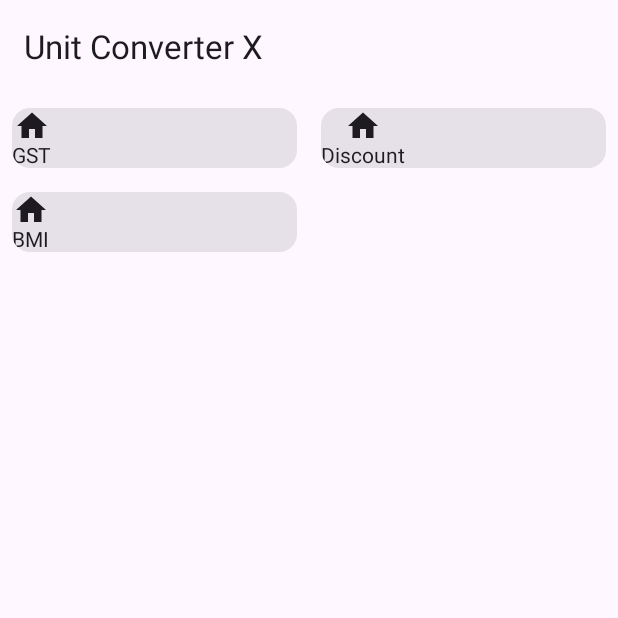
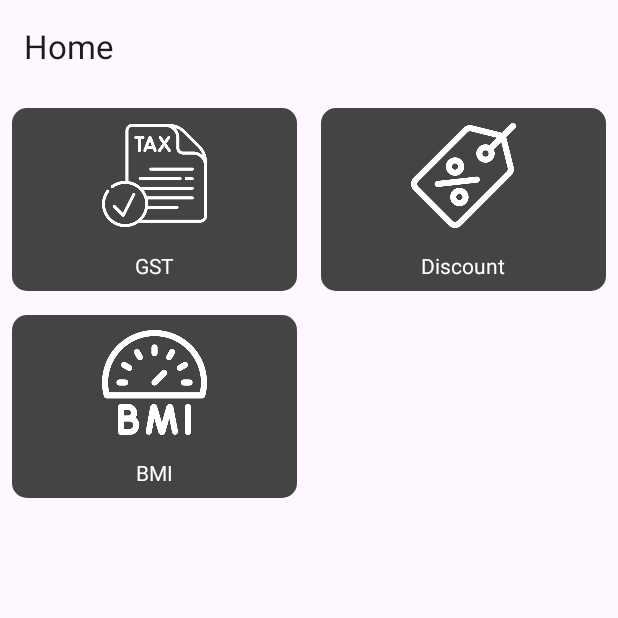
Before and after one commit to arghadasofficial/unit-converterx-android, an Android app built with Jetpack Compose: the HomeScreen screen opened through its navigation route, on a phone screen of 412 x 824 dp, the top half of it. Run offline under Robolectric (Android 15) with nearby library versions, the phone set to English and light mode, and no system bars; our stand-ins replace livedata-compose.

Commit message:
Core Updated - Dynamic App Title Change

```diff
--- a/app/src/main/java/com/scriptintech/unitconverterx/MainActivity.kt
+++ b/app/src/main/java/com/scriptintech/unitconverterx/MainActivity.kt
@@ -9,10 +9,13 @@ import androidx.compose.material3.Scaffold
 import androidx.compose.material3.Text
 import androidx.compose.material3.TopAppBar
 import androidx.compose.runtime.Composable
+import androidx.compose.runtime.getValue
 import androidx.compose.ui.platform.LocalContext
 import androidx.compose.ui.tooling.preview.Preview
+import androidx.navigation.compose.currentBackStackEntryAsState
 import androidx.navigation.compose.rememberNavController
 import com.scriptintech.unitconverterx.navigations.SetupNavGraph
+import com.scriptintech.unitconverterx.navigations.getNavigationItemsList
 
 class MainActivity : ComponentActivity() {
     override fun onCreate(savedInstanceState: Bundle?) {
@@ -28,10 +31,20 @@ class MainActivity : ComponentActivity() {
 fun App() {
     val context: Context = LocalContext.current
     val navController = rememberNavController()
+    val navBackStackEntry by navController.currentBackStackEntryAsState()
+    val currentRoute: String? = navBackStackEntry?.destination?.route
+    val items = getNavigationItemsList()
+
+    val topBarTitle = if (currentRoute != null) {
+        items[items.indexOfFirst { it.route == currentRoute }].title
+    } else {
+        "SimpleXUnit Converter"
+    }
+
     Scaffold(
         topBar = {
             TopAppBar(title = {
-                Text(text = "Unit Converter X")
+                Text(text = topBarTitle)
             })
         }
     ) {
--- a/app/src/main/java/com/scriptintech/unitconverterx/navigations/NavigationGraph.kt
+++ b/app/src/main/java/com/scriptintech/unitconverterx/navigations/NavigationGraph.kt
@@ -28,10 +28,9 @@ fun SetupNavGraph(
     NavHost(navController = navHostController, startDestination = Routes.HOME_SCREEN.getRoute) {
         composable(Routes.HOME_SCREEN.getRoute) {
             HomeScreen(
+                viewModel = homeViewModel,
                 navHostController = navHostController,
-                paddingValues = paddingValues,
-                context = context,
-                viewModel = homeViewModel
+                paddingValues = paddingValues
             )
         }
         composable(Routes.BMI_SCREEN.getRoute) {
--- a/app/src/main/java/com/scriptintech/unitconverterx/navigations/NavigationItems.kt
+++ b/app/src/main/java/com/scriptintech/unitconverterx/navigations/NavigationItems.kt
@@ -1,30 +1,33 @@
 package com.scriptintech.unitconverterx.navigations
 
-import androidx.compose.material.icons.Icons
-import androidx.compose.material.icons.filled.Home
-import androidx.compose.ui.graphics.vector.ImageVector
+import com.scriptintech.unitconverterx.R
 
 data class NavigationItem(
     var title: String,
-    var icon: ImageVector,
+    var icon: Int,
     var route: String
 )
 
 fun getNavigationItemsList(): List<NavigationItem> {
     return listOf(
         NavigationItem(
+            title = "Home",
+            icon = R.drawable.home,
+            route = Routes.HOME_SCREEN.getRoute
+        ),
+        NavigationItem(
             title = "GST",
-            icon = Icons.Filled.Home,
+            icon = R.drawable.tax,
             route = Routes.GST_SCREEN.getRoute
         ),
         NavigationItem(
             title = "Discount",
-            icon = Icons.Filled.Home,
+            icon = R.drawable.dicount_tag,
             route = Routes.DISCOUNT_SCREEN.getRoute
         ),
         NavigationItem(
             title = "BMI",
-            icon = Icons.Filled.Home,
+            icon = R.drawable.bmi,
             route = Routes.BMI_SCREEN.getRoute
         )
     )
--- a/app/src/main/java/com/scriptintech/unitconverterx/screens/HomeScreen.kt
+++ b/app/src/main/java/com/scriptintech/unitconverterx/screens/HomeScreen.kt
@@ -1,14 +1,17 @@
 package com.scriptintech.unitconverterx.screens
 
-import android.content.Context
+import androidx.compose.foundation.background
 import androidx.compose.foundation.clickable
+import androidx.compose.foundation.layout.Box
 import androidx.compose.foundation.layout.Column
 import androidx.compose.foundation.layout.PaddingValues
 import androidx.compose.foundation.layout.fillMaxSize
+import androidx.compose.foundation.layout.fillMaxWidth
 import androidx.compose.foundation.layout.padding
+import androidx.compose.foundation.layout.size
 import androidx.compose.foundation.lazy.grid.GridCells
 import androidx.compose.foundation.lazy.grid.LazyVerticalGrid
-import androidx.compose.material3.Card
+import androidx.compose.foundation.shape.RoundedCornerShape
 import androidx.compose.material3.Icon
 import androidx.compose.material3.Text
 import androidx.compose.runtime.Composable
@@ -16,15 +19,18 @@ import androidx.compose.runtime.getValue
 import androidx.compose.runtime.livedata.observeAsState
 import androidx.compose.ui.Alignment
 import androidx.compose.ui.Modifier
+import androidx.compose.ui.graphics.Color
+import androidx.compose.ui.graphics.Shape
+import androidx.compose.ui.res.painterResource
 import androidx.compose.ui.text.style.TextAlign
 import androidx.compose.ui.unit.dp
 import androidx.navigation.NavHostController
 import com.scriptintech.unitconverterx.navigations.NavigationItem
+import com.scriptintech.unitconverterx.navigations.Routes
 import com.scriptintech.unitconverterx.viewmodels.HomeViewModel
 
 @Composable
 fun HomeScreen(
-    context: Context,
     viewModel: HomeViewModel,
     navHostController: NavHostController,
     paddingValues: PaddingValues
@@ -45,10 +51,12 @@ fun HomeScreen(
 @Composable
 private fun GridList(navGridData: List<NavigationItem>?, onItemClick: (String) -> Unit) {
     LazyVerticalGrid(columns = GridCells.Fixed(2)) {
-        items(navGridData?.size ?: 0) {
-            navGridData?.get(it)?.let { it1 ->
-                NavigationCard(item = it1) { route ->
-                    onItemClick(route)
+        navGridData?.forEach { navItem ->
+            if (navItem.route != Routes.HOME_SCREEN.getRoute) {
+                item {
+                    NavigationCard(item = navItem) { route ->
+                        onItemClick(route)
+                    }
                 }
             }
         }
@@ -57,16 +65,35 @@ private fun GridList(navGridData: List<NavigationItem>?, onItemClick: (String) -
 
 @Composable
 private fun NavigationCard(item: NavigationItem, onItemClick: (String) -> Unit) {
-    Card(modifier = Modifier
-        .padding(8.dp)
-        .clickable {
-            onItemClick(item.route)
-        }) {
-        Column(
-            horizontalAlignment = Alignment.CenterHorizontally
+    val shape: Shape = RoundedCornerShape(10.dp)
+
+    Column(
+        modifier = Modifier
+            .padding(8.dp)
+            .clickable { onItemClick(item.route) }
+            .background(Color.DarkGray, shape) // Background color for the card
+            .fillMaxSize() // Make the card square
+    ) {
+        Box(
+            modifier = Modifier
+                .padding(10.dp)
+                .size(70.dp) // Adjust size as needed
+                .align(Alignment.CenterHorizontally)
         ) {
-            Icon(imageVector = item.icon, contentDescription = item.title)
-            Text(text = item.title, textAlign = TextAlign.Center)
+            Icon(
+                painter = painterResource(id = item.icon),
+                contentDescription = "Icon",
+                modifier = Modifier.fillMaxWidth(),
+                tint = Color.White
+            )
         }
+        Text(
+            text = item.title,
+            textAlign = TextAlign.Center,
+            modifier = Modifier
+                .fillMaxWidth()
+                .padding(8.dp),
+            color = Color.White // Color for the title text
+        )
     }
 }
--- a/app/src/main/res/values/strings.xml
+++ b/app/src/main/res/values/strings.xml
@@ -1,3 +1,3 @@
 <resources>
-    <string name="app_name">Unit Converter X</string>
+    <string name="app_name">SimpleXUnit</string>
 </resources>
```
Also changed, not shown: app/src/main/res/drawable/bmi.png (added), app/src/main/res/drawable/dicount_tag.png (added), app/src/main/res/drawable/home.png (added), app/src/main/res/drawable/tax.png (added).
